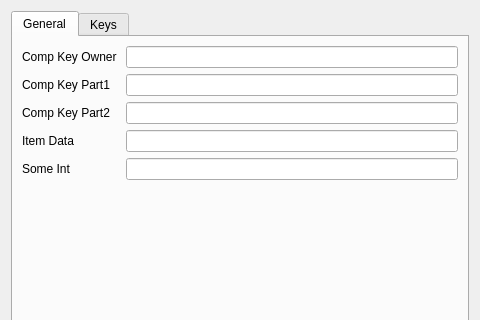
Before: the Qt Designer form exdrf-dev/exdrf_dev/qt_gen/db/related_items/widgets/related_item_editor.ui in TNick/exdrf, drawn with Qt 5; both pictures show x 0 to 480 and y 0 to 320 of the 480 by 640 pixel window.
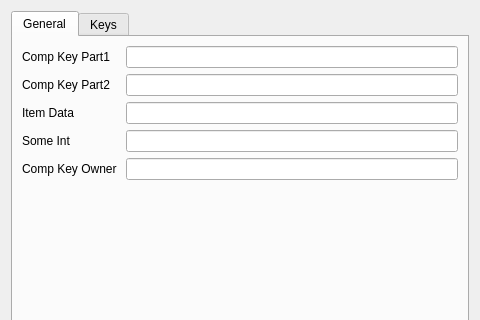
After: the same form once the commit is applied. Custom widgets are drawn as their Qt base class.

Patch:
```diff
--- a/exdrf-dev/exdrf_dev/qt_gen/db/related_items/widgets/related_item_editor.ui
+++ b/exdrf-dev/exdrf_dev/qt_gen/db/related_items/widgets/related_item_editor.ui
@@ -28,32 +28,6 @@
      
        
        <item row="0" column="0">
-        <widget class="QLabel" name="lbl_comp_key_owner">
-         <property name="text">
-          <string>Comp Key Owner </string>
-         </property>
-         <property name="buddy">
-          <cstring>c_comp_key_owner</cstring>
-         </property>
-        </widget>
-       </item>
-       
-       <item row="0" column="1">
-        
-        
-        <widget class="QtCompositeKeyModelSiSe" name="c_comp_key_owner">
-         <property name="name" stdset="0">
-          <string notr="true">comp_key_owner</string>
-         </property>
-         <property name="clearable" stdset="0">
-          <bool>true</bool>
-         </property>
-        </widget>
-       </item>
-     
-     
-       
-       <item row="1" column="0">
         <widget class="QLabel" name="lbl_comp_key_part1">
          <property name="text">
           <string>Comp Key Part1 </string>
@@ -64,7 +38,7 @@
         </widget>
        </item>
        
-       <item row="1" column="1">
+       <item row="0" column="1">
         
         
         <widget class="DrfLineEditor" name="c_comp_key_part1">
@@ -74,9 +48,8 @@
         </widget>
        </item>
      
-     
        
-       <item row="2" column="0">
+       <item row="1" column="0">
         <widget class="QLabel" name="lbl_comp_key_part2">
          <property name="text">
           <string>Comp Key Part2 </string>
@@ -87,7 +60,7 @@
         </widget>
        </item>
        
-       <item row="2" column="1">
+       <item row="1" column="1">
         
         
         <widget class="DrfIntEditor" name="c_comp_key_part2">
@@ -97,9 +70,8 @@
         </widget>
        </item>
      
-     
        
-       <item row="3" column="0">
+       <item row="2" column="0">
         <widget class="QLabel" name="lbl_item_data">
          <property name="text">
           <string>Item Data </string>
@@ -110,7 +82,7 @@
         </widget>
        </item>
        
-       <item row="3" column="1">
+       <item row="2" column="1">
         
         
         <widget class="DrfLineEditor" name="c_item_data">
@@ -123,9 +95,8 @@
         </widget>
        </item>
      
-     
        
-       <item row="4" column="0">
+       <item row="3" column="0">
         <widget class="QLabel" name="lbl_some_int">
          <property name="text">
           <string>Some Int </string>
@@ -136,7 +107,7 @@
         </widget>
        </item>
        
-       <item row="4" column="1">
+       <item row="3" column="1">
         
         
         <widget class="DrfIntEditor" name="c_some_int">
@@ -149,6 +120,31 @@
         </widget>
        </item>
      
+       
+       <item row="4" column="0">
+        <widget class="QLabel" name="lbl_comp_key_owner">
+         <property name="text">
+          <string>Comp Key Owner </string>
+         </property>
+         <property name="buddy">
+          <cstring>c_comp_key_owner</cstring>
+         </property>
+        </widget>
+       </item>
+       
+       <item row="4" column="1">
+        
+        
+        <widget class="QtCompositeKeyModelSiSe" name="c_comp_key_owner">
+         <property name="name" stdset="0">
+          <string notr="true">comp_key_owner</string>
+         </property>
+         <property name="clearable" stdset="0">
+          <bool>true</bool>
+         </property>
+        </widget>
+       </item>
+     
       </layout>
      </widget>
      
@@ -188,11 +184,6 @@
   </layout>
  </widget>
  <customwidgets>
-  <customwidget>
-    <class>QtCompositeKeyModelSiSe</class>
-    <extends>QLineEdit</extends>
-    <header>exdrf_dev.qt_gen.db.composite_key_models.api</header>
-  </customwidget>
   <customwidget>
     <class>DrfLineEditor</class>
     <extends>QLineEdit</extends>
@@ -202,7 +193,14 @@
     <class>DrfIntEditor</class>
     <extends>QLineEdit</extends>
     <header>exdrf_qt.field_ed.api</header>
-  </customwidget>
+  </customwidget>   
+  <customwidget>
+    <class>QtCompositeKeyModelSiSe</class>
+    <extends>QLineEdit</extends>
+    <header>exdrf_dev.qt_gen.db.composite_key_models.api</header>
+  </customwidget>     
+ 
+
  </customwidgets>
  <resources/>
  <connections/>
```
Left out of the diff: 7 changed lines with no effect on the pictures.
